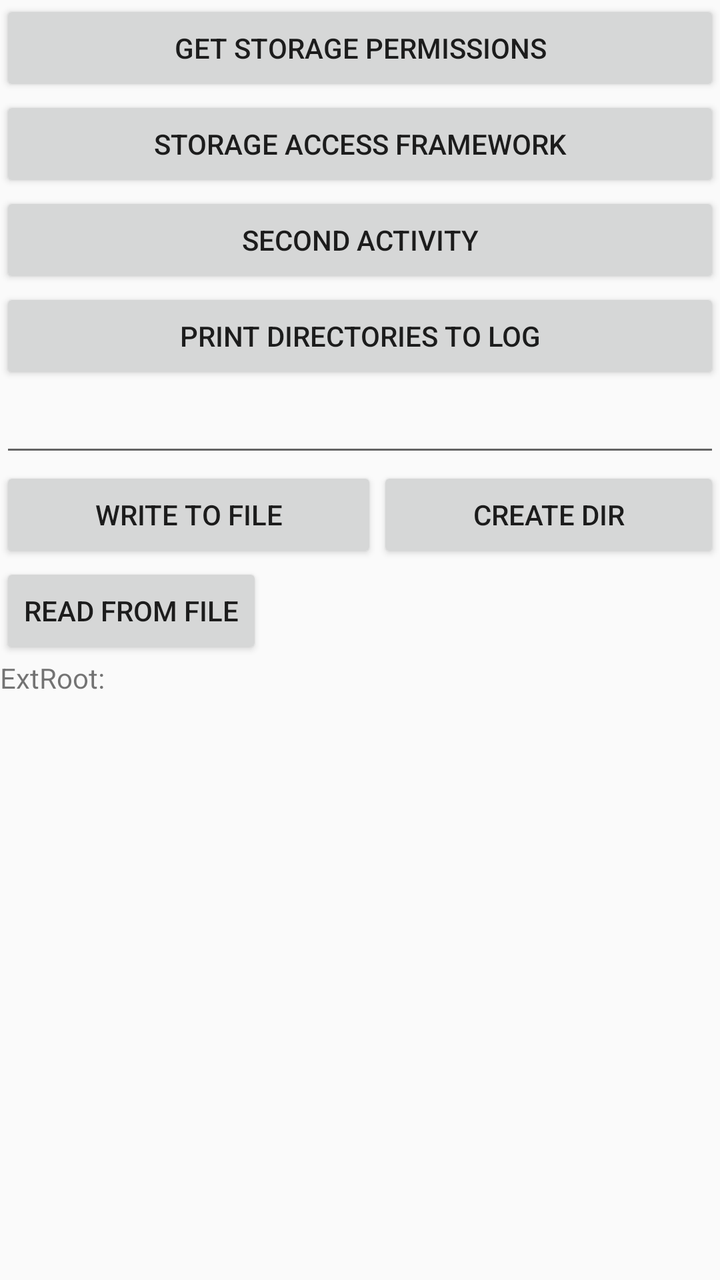
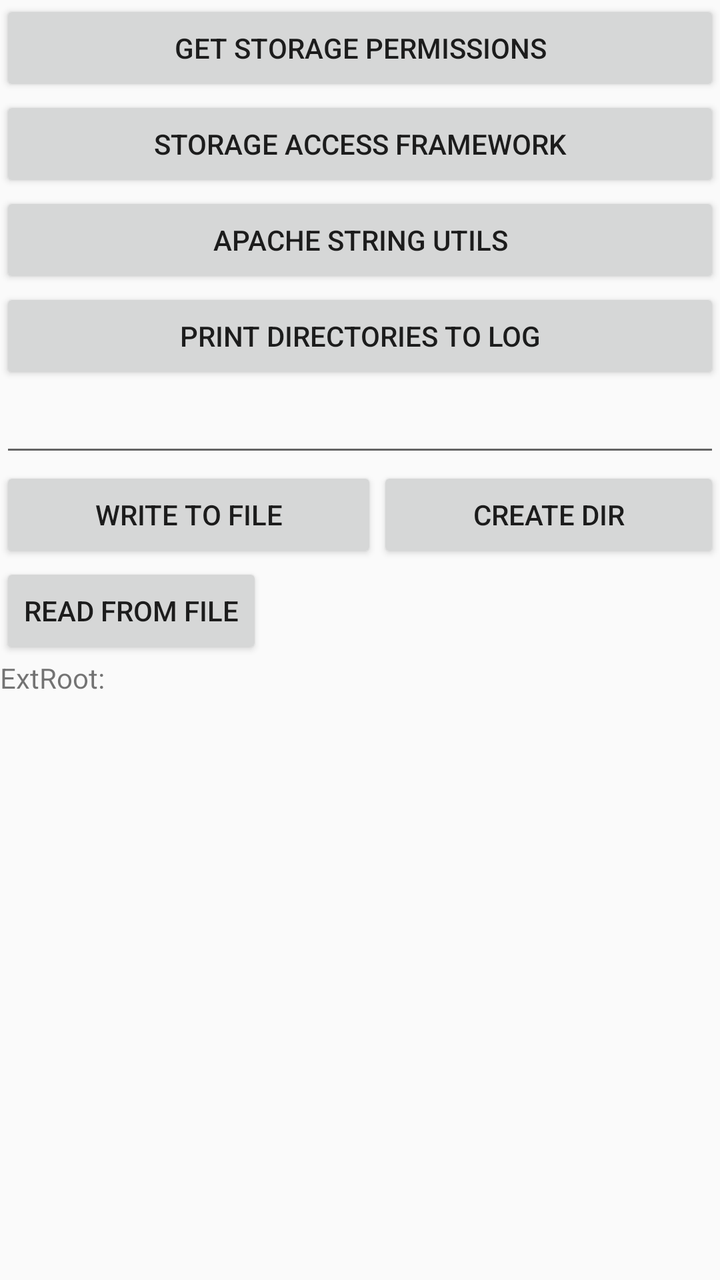

Before-and-after screenshots of an Android layout around one commit, followed by the original layout XML and the change that was made.
<!-- AndroidManifest.xml: application theme AppTheme -->
<!-- res/layout/activity_main.xml -->
<?xml version="1.0" encoding="utf-8"?>
<LinearLayout xmlns:android="http://schemas.android.com/apk/res/android"
    xmlns:tools="http://schemas.android.com/tools"
    android:layout_width="match_parent"
    android:layout_height="match_parent"
    android:orientation="vertical"
    tools:context="com.example.admin.filesystem.MainActivity">

    <Button
        android:id="@+id/getpermission_btn"
        android:onClick="getPermissions"
        android:layout_width="match_parent"
        android:layout_height="wrap_content"
        android:text="Get storage permissions"/>

    <Button
        android:id="@+id/saf_btn"
        android:layout_width="match_parent"
        android:layout_height="wrap_content"
        android:text="Storage Access Framework"/>

    <Button
        android:id="@+id/secondactivity_btn"
        android:layout_width="match_parent"
        android:layout_height="wrap_content"
        android:text="Second Activity"/>

    <Button
        android:id="@+id/files_dirs"
        android:onClick="filesDirs"
        android:text="Print directories to log"
        android:layout_width="match_parent"
        android:layout_height="wrap_content" />

    <EditText
        android:id="@+id/edit_text"
        android:layout_width="match_parent"
        android:layout_height="wrap_content" />

    <androidx.appcompat.widget.LinearLayoutCompat
        android:layout_width="match_parent"
        android:layout_height="wrap_content">

        <Button
            android:onClick="fileWrite"
            android:id="@+id/button.write"
            android:text="Write to file"
            android:layout_width="wrap_content"
            android:layout_height="wrap_content"
            android:layout_weight="1"/>

        <Button
            android:onClick="createDir"
            android:id="@+id/button.createdir"
            android:text="Create dir"
            android:layout_width="wrap_content"
            android:layout_height="wrap_content"
            android:layout_weight="1"/>

    </androidx.appcompat.widget.LinearLayoutCompat>

    <Button
        android:onClick="fileRead"
        android:id="@+id/button.read"
        android:text="Read from file"
        android:layout_width="wrap_content"
        android:layout_height="wrap_content" />

    <TextView
        android:id="@+id/extroottv"
        android:layout_width="match_parent"
        android:layout_height="wrap_content"
        android:text="ExtRoot: "/>

    <Button
        android:visibility="gone"
        android:onClick="screenShotInputStream"
        android:id="@+id/button.screenshot.inputstream"
        android:text="Take screenshot with input stream"
        android:layout_width="wrap_content"
        android:layout_height="wrap_content" />

    <Button
        android:visibility="gone"
        android:onClick="screenShotScreenCap"
        android:id="@+id/button.screenshot.screencap"
        android:text="Take screenshot with screencap"
        android:layout_width="wrap_content"
        android:layout_height="wrap_content" />

</LinearLayout>
<!-- resources referenced by this layout -->
<resources>
  <style name="AppTheme" parent="Theme.AppCompat.Light.DarkActionBar">
          
          <item name="colorPrimary">@color/colorPrimary</item>
          <item name="colorPrimaryDark">@color/colorPrimaryDark</item>
          <item name="colorAccent">@color/colorAccent</item>
      </style>
  <color name="colorPrimary">#3F51B5</color>
  <color name="colorPrimaryDark">#303F9F</color>
  <color name="colorAccent">#FF4081</color>
</resources>

<!-- the commit's change to res/layout/activity_main.xml (unified diff, before → after) -->
@@ -23,7 +23,7 @@
         android:id="@+id/secondactivity_btn"
         android:layout_width="match_parent"
         android:layout_height="wrap_content"
-        android:text="Second Activity"/>
+        android:text="Apache String Utils"/>
 
     <Button
         android:id="@+id/files_dirs"
